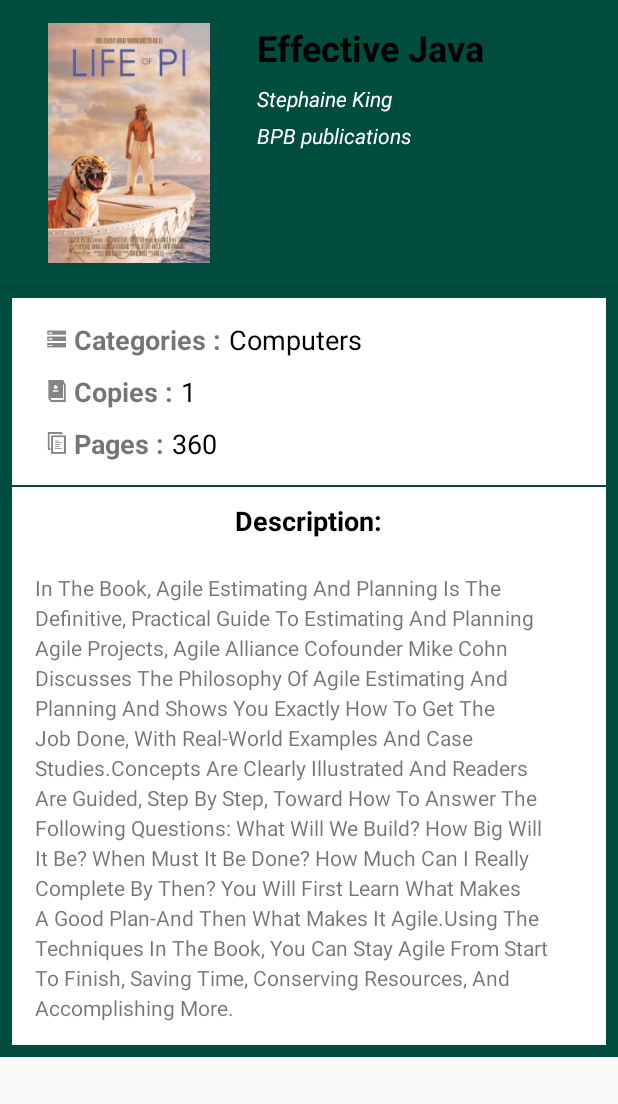
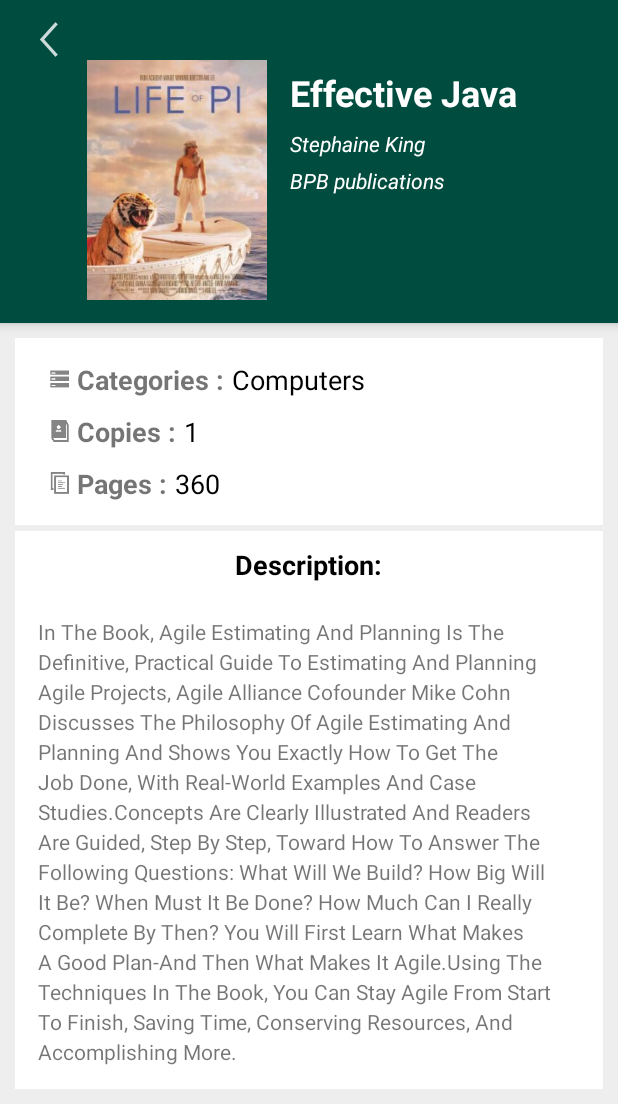
Before and after one commit to Shashank58/Custom-Camera-App, an Android app: the DetailActivity screen opened directly, with no data from a screen before it, on a phone screen of 412 x 824 dp. Shown: the top 1104 px of the screen. Run offline under Robolectric (Android 15) with nearby library versions, the phone set to English and light mode, and no system bars; pictures from the network do not load; 7 statements that could not run were skipped.

```diff
--- a/app/src/main/java/com/cybrilla/shashank/liborg/DetailActivity.java
+++ b/app/src/main/java/com/cybrilla/shashank/liborg/DetailActivity.java
@@ -42,6 +42,10 @@ public class DetailActivity extends AppCompatActivity implements Serializable {
         setData();
     }
 
+    public void back(View v){
+        super.onBackPressed();
+    }
+
     private void setData(){
         HomeView hv = (HomeView) getIntent().getSerializableExtra("allData");
 
--- a/app/src/main/java/com/cybrilla/shashank/liborg/HomeAdapter.java
+++ b/app/src/main/java/com/cybrilla/shashank/liborg/HomeAdapter.java
@@ -48,6 +48,7 @@ public class HomeAdapter extends RecyclerView.Adapter<HomeAdapter.HomeViewHolder
             public void onClick(View v) {
                 Intent intent = new Intent(mContext, DetailActivity.class);
                 String transitionCircle = mContext.getString(R.string.transition_name_circle);
+                String transitionArrow = mContext.getString(R.string.transition_name_author);
                 // Define the view that the animation will start from
                 View viewStart = v.findViewById(R.id.card_view_one);
                 int pos = (int) v.getTag();
@@ -55,7 +56,8 @@ public class HomeAdapter extends RecyclerView.Adapter<HomeAdapter.HomeViewHolder
                 intent.putExtra("allData", hv);
 
                 ActivityOptionsCompat options = ActivityOptionsCompat.makeSceneTransitionAnimation
-                        (mActivity,  new Pair<View, String>(viewStart, transitionCircle));
+                        (mActivity,  new Pair<View, String>(viewStart, transitionCircle)
+                                , new Pair<View, String>(viewStart, transitionArrow));
 
                 ActivityCompat.startActivity(mActivity, intent, options.toBundle());
             }
--- a/app/src/main/res/layout/activity_detail.xml
+++ b/app/src/main/res/layout/activity_detail.xml
@@ -21,25 +21,34 @@
             <LinearLayout
                 android:layout_width="match_parent"
                 android:layout_height="wrap_content"
-                android:layout_marginBottom="0dp"
                 android:background="#004D40"
                 android:orientation="horizontal">
 
                 <ImageView
+                    android:layout_width="wrap_content"
+                    android:layout_height="wrap_content"
+                    android:layout_marginTop="10dp"
+                    android:layout_marginRight="10dp"
+                    android:clickable="true"
+                    android:src="@drawable/ic_back"
+                    android:onClick="back"
+                    android:transitionName="@string/transition_name_author"/>
+
+                <ImageView
                     android:id="@+id/detail_thumbnail"
-                    android:layout_width="140dp"
+                    android:layout_width="120dp"
                     android:layout_height="160dp"
                     android:layout_marginBottom="15dp"
-                    android:layout_marginLeft="0dp"
-                    android:layout_marginTop="15dp"
+                    android:layout_marginTop="40dp"
                     android:layout_weight="0"
-                    android:scaleType="centerInside"
+                    android:scaleType="fitXY"
                     android:src="@drawable/lifeofpi"/>
 
                 <LinearLayout
                     android:layout_width="match_parent"
                     android:layout_height="wrap_content"
                     android:layout_marginBottom="15dp"
+                    android:layout_marginTop="30dp"
                     android:layout_marginLeft="15dp"
                     android:layout_marginRight="10dp"
                     android:layout_weight="0"
@@ -56,7 +65,7 @@
                             android:layout_height="wrap_content"
                             android:layout_marginTop="15dp"
                             android:text="Effective Java"
-                            android:textColor="#000000"
+                            android:textColor="#ffffff"
                             android:textSize="24sp"
                             android:textStyle="bold"
                             android:transitionName="@string/transition_name_name"/>
@@ -97,23 +106,23 @@
         android:layout_width="match_parent"
         android:layout_height="wrap_content"
         android:layout_below="@+id/appBar"
-        android:background="#004D40">
+        android:background="#EEEEEE">
 
         <LinearLayout
             android:id="@+id/allViewsDetail"
             android:layout_width="match_parent"
             android:layout_height="wrap_content"
-            android:layout_marginBottom="8dp"
-            android:layout_marginLeft="8dp"
-            android:layout_marginRight="8dp"
-            android:layout_marginTop="8dp"
+            android:layout_marginBottom="10dp"
+            android:layout_marginLeft="10dp"
+            android:layout_marginRight="10dp"
+            android:layout_marginTop="10dp"
             android:orientation="vertical">
 
             <LinearLayout
                 android:layout_width="match_parent"
                 android:layout_height="wrap_content"
-                android:orientation="vertical"
-                android:background="#ffffff">
+                android:background="#ffffff"
+                android:orientation="vertical">
 
                 <GridLayout
                     android:layout_width="match_parent"
@@ -180,9 +189,9 @@
                 <GridLayout
                     android:layout_width="match_parent"
                     android:layout_height="wrap_content"
+                    android:layout_marginBottom="15dp"
                     android:layout_marginLeft="20dp"
-                    android:layout_marginTop="10dp"
-                    android:layout_marginBottom="15dp">
+                    android:layout_marginTop="10dp">
 
                     <ImageView
                         android:layout_width="20dp"
@@ -214,7 +223,7 @@
             <LinearLayout
                 android:layout_width="match_parent"
                 android:layout_height="wrap_content"
-                android:layout_marginTop="1dp"
+                android:layout_marginTop="4dp"
                 android:background="#ffffff"
                 android:orientation="vertical">
 
```
Also changed, not shown: app/src/main/java/com/cybrilla/shashank/liborg/LibraryActivity.java (+26 -0 lines), app/src/main/java/com/cybrilla/shashank/liborg/OneFragment.java (+21 -4 lines), app/src/main/res/layout/activity_library.xml (+42 -11 lines), app/src/main/res/layout/card_layout.xml (+9 -2 lines), app/src/main/res/drawable-hdpi/ic_back.png (added), app/src/main/res/drawable-hdpi/ic_enter.png (added), app/src/main/res/drawable-hdpi/ic_searchback.png (added), app/src/main/res/drawable-mdpi/ic_back.png (added), app/src/main/res/drawable-mdpi/ic_enter.png (added), app/src/main/res/drawable-mdpi/ic_searchback.png (added), app/src/main/res/drawable-xhdpi/ic_back.png (added), app/src/main/res/drawable-xhdpi/ic_enter.png (added), app/src/main/res/drawable-xhdpi/ic_searchback.png (added), app/src/main/res/drawable-xxhdpi/ic_back.png (added), 2 more files.
